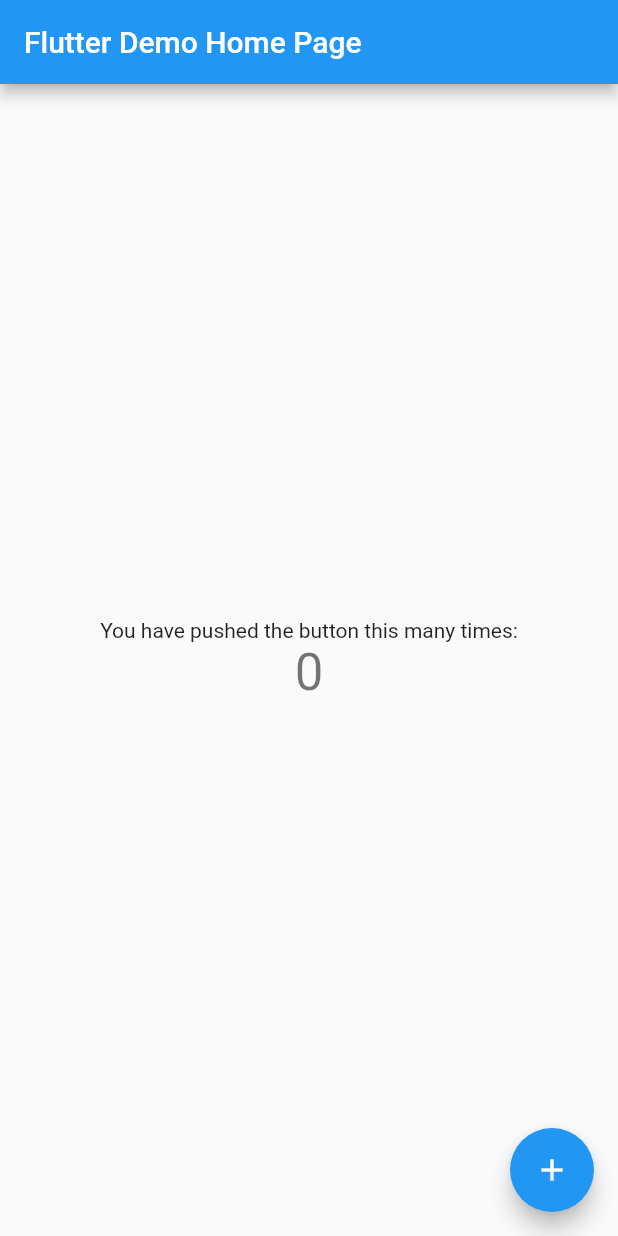
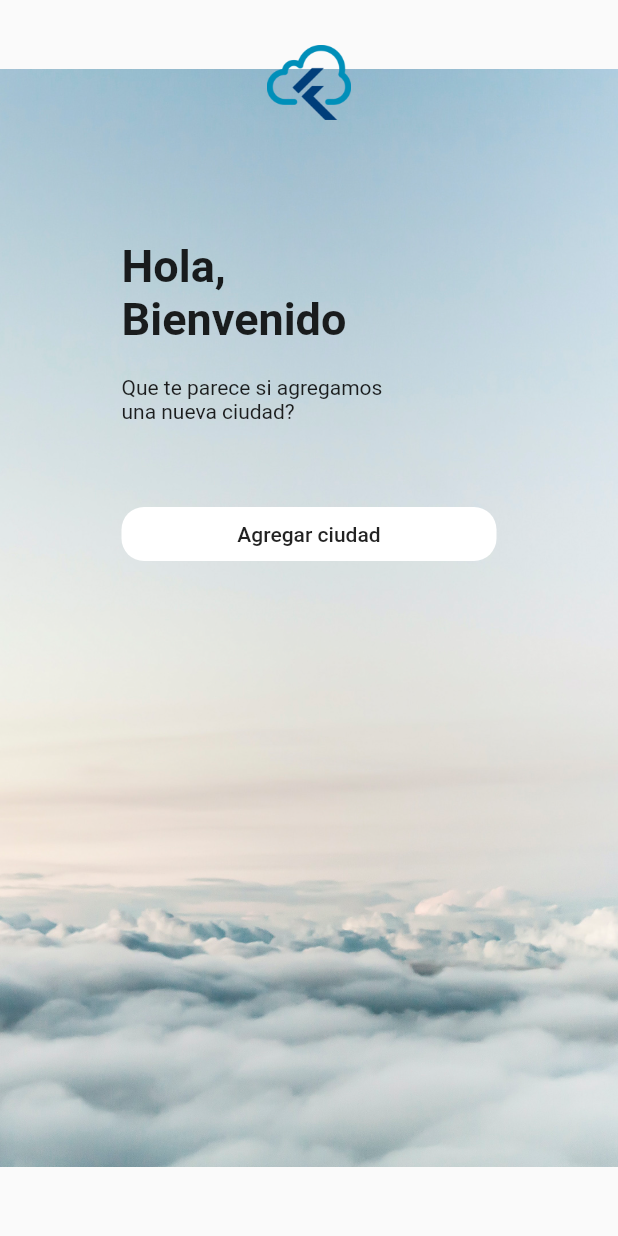
Before and after one commit to andresfaf/watherflut-tuto, a Flutter app: the screen it shows after launch, on a phone screen of 412 x 824 dp. Run offline on Flutter 3.47's test engine with Material 2 defaults, Android fonts, the phone set to English and light mode, and no system bars.

Commit message:
cities added

```diff
--- a/lib/main.dart
+++ b/lib/main.dart
@@ -1,117 +1,18 @@
 import 'package:flutter/material.dart';
+import 'package:watherflut_tuto/ui/home_page.dart';
 
 void main() {
   runApp(MyApp());
 }
 
 class MyApp extends StatelessWidget {
-  // This widget is the root of your application.
   @override
   Widget build(BuildContext context) {
     return MaterialApp(
-      title: 'Flutter Demo',
-      theme: ThemeData(
-        // This is the theme of your application.
-        //
-        // Try running your application with "flutter run". You'll see the
-        // application has a blue toolbar. Then, without quitting the app, try
-        // changing the primarySwatch below to Colors.green and then invoke
-        // "hot reload" (press "r" in the console where you ran "flutter run",
-        // or simply save your changes to "hot reload" in a Flutter IDE).
-        // Notice that the counter didn't reset back to zero; the application
-        // is not restarted.
-        primarySwatch: Colors.blue,
-        // This makes the visual density adapt to the platform that you run
-        // the app on. For desktop platforms, the controls will be smaller and
-        // closer together (more dense) than on mobile platforms.
-        visualDensity: VisualDensity.adaptivePlatformDensity,
-      ),
-      home: MyHomePage(title: 'Flutter Demo Home Page'),
+      title: 'Watherflut',
+      debugShowCheckedModeBanner: false,
+      theme: ThemeData.light(),
+      home: HomePage(),
     );
   }
 }
-
-class MyHomePage extends StatefulWidget {
-  MyHomePage({Key key, this.title}) : super(key: key);
-
-  // This widget is the home page of your application. It is stateful, meaning
-  // that it has a State object (defined below) that contains fields that affect
-  // how it looks.
-
-  // This class is the configuration for the state. It holds the values (in this
-  // case the title) provided by the parent (in this case the App widget) and
-  // used by the build method of the State. Fields in a Widget subclass are
-  // always marked "final".
-
-  final String title;
-
-  @override
-  _MyHomePageState createState() => _MyHomePageState();
-}
-
-class _MyHomePageState extends State<MyHomePage> {
-  int _counter = 0;
-
-  void _incrementCounter() {
-    setState(() {
-      // This call to setState tells the Flutter framework that something has
-      // changed in this State, which causes it to rerun the build method below
-      // so that the display can reflect the updated values. If we changed
-      // _counter without calling setState(), then the build method would not be
-      // called again, and so nothing would appear to happen.
-      _counter++;
-    });
-  }
-
-  @override
-  Widget build(BuildContext context) {
-    // This method is rerun every time setState is called, for instance as done
-    // by the _incrementCounter method above.
-    //
-    // The Flutter framework has been optimized to make rerunning build methods
-    // fast, so that you can just rebuild anything that needs updating rather
-    // than having to individually change instances of widgets.
-    return Scaffold(
-      appBar: AppBar(
-        // Here we take the value from the MyHomePage object that was created by
-        // the App.build method, and use it to set our appbar title.
-        title: Text(widget.title),
-      ),
-      body: Center(
-        // Center is a layout widget. It takes a single child and positions it
-        // in the middle of the parent.
-        child: Column(
-          // Column is also a layout widget. It takes a list of children and
-          // arranges them vertically. By default, it sizes itself to fit its
-          // children horizontally, and tries to be as tall as its parent.
-          //
-          // Invoke "debug painting" (press "p" in the console, choose the
-          // "Toggle Debug Paint" action from the Flutter Inspector in Android
-          // Studio, or the "Toggle Debug Paint" command in Visual Studio Code)
-          // to see the wireframe for each widget.
-          //
-          // Column has various properties to control how it sizes itself and
-          // how it positions its children. Here we use mainAxisAlignment to
-          // center the children vertically; the main axis here is the vertical
-          // axis because Columns are vertical (the cross axis would be
-          // horizontal).
-          mainAxisAlignment: MainAxisAlignment.center,
-          children: <Widget>[
-            Text(
-              'You have pushed the button this many times:',
-            ),
-            Text(
-              '$_counter',
-              style: Theme.of(context).textTheme.headline4,
-            ),
-          ],
-        ),
-      ),
-      floatingActionButton: FloatingActionButton(
-        onPressed: _incrementCounter,
-        tooltip: 'Increment',
-        child: Icon(Icons.add),
-      ), // This trailing comma makes auto-formatting nicer for build methods.
-    );
-  }
-}
--- /dev/null
+++ b/lib/ui/cities/cities_page.dart
@@ -0,0 +1,12 @@
+import 'package:flutter/material.dart';
+
+class CitiesPage extends StatelessWidget {
+  const CitiesPage({Key key}) : super(key: key);
+
+  @override
+  Widget build(BuildContext context) {
+    return Scaffold(
+      appBar: AppBar(),
+    );
+  }
+}
--- /dev/null
+++ b/lib/ui/home_page.dart
@@ -0,0 +1,76 @@
+import 'package:flutter/material.dart';
+import 'package:watherflut_tuto/ui/cities/cities_page.dart';
+
+class HomePage extends StatelessWidget {
+  void handleNavigatePress(BuildContext context) {
+    Navigator.of(context).push(MaterialPageRoute(builder: (_) => CitiesPage()));
+  }
+
+  @override
+  Widget build(BuildContext context) {
+    return Scaffold(
+      body: Stack(
+        fit: StackFit.expand,
+        children: [
+          Positioned.fill(
+            child: Image.asset(
+              'assets/welcome.jpg',
+            ),
+          ),
+          SafeArea(
+            child: Center(
+              child: Container(
+                constraints: BoxConstraints(
+                  maxWidth: 250.0,
+                ),
+                child: Column(
+                  crossAxisAlignment: CrossAxisAlignment.stretch,
+                  children: [
+                    const SizedBox(
+                      height: 30.0,
+                    ),
+                    Image.asset(
+                      'assets/logo.png',
+                      height: 50.0,
+                    ),
+                    const SizedBox(
+                      height: 80.0,
+                    ),
+                    Text(
+                      "Hola,\nBienvenido",
+                      textAlign: TextAlign.start,
+                      style: TextStyle(
+                        fontSize: 30.0,
+                        fontWeight: FontWeight.bold,
+                      ),
+                    ),
+                    const SizedBox(
+                      height: 20.0,
+                    ),
+                    Text(
+                      "Que te parece si agregamos\nuna nueva ciudad?",
+                      textAlign: TextAlign.start,
+                    ),
+                    const SizedBox(
+                      height: 50.0,
+                    ),
+                    RaisedButton(
+                      color: Colors.white,
+                      elevation: 0,
+                      splashColor: Colors.transparent,
+                      shape: RoundedRectangleBorder(
+                        borderRadius: BorderRadius.circular(15.0),
+                      ),
+                      child: Text("Agregar ciudad"),
+                      onPressed: () => handleNavigatePress(context),
+                    ),
+                  ],
+                ),
+              ),
+            ),
+          ),
+        ],
+      ),
+    );
+  }
+}
--- a/pubspec.yaml
+++ b/pubspec.yaml
@@ -45,9 +45,9 @@ flutter:
   uses-material-design: true
 
   # To add assets to your application, add an assets section, like this:
-  # assets:
-  #   - images/a_dot_burr.jpeg
-  #   - images/a_dot_ham.jpeg
+  assets:
+    - assets/logo.png
+    - assets/welcome.jpg
 
   # An image asset can refer to one or more resolution-specific "variants", see
   # https://flutter.dev/assets-and-images/#resolution-aware.
```
Also changed, not shown: assets/logo.png (added), assets/welcome.jpg (added).
